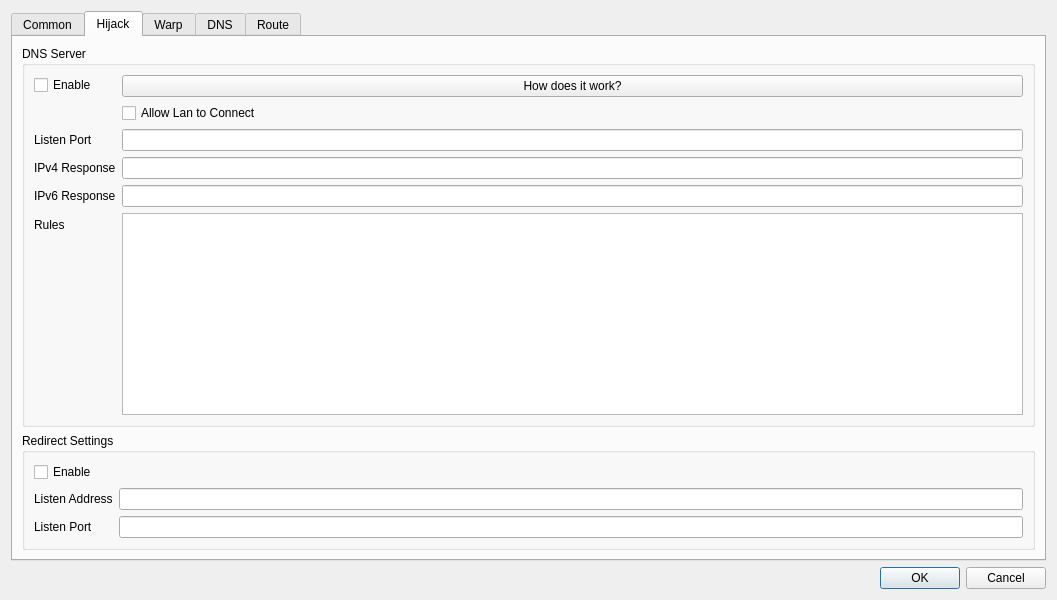
First picture: the form in include/ui/setting/dialog_manage_routes.ui, repository parhelia512/nekoray-win7, before the edit.
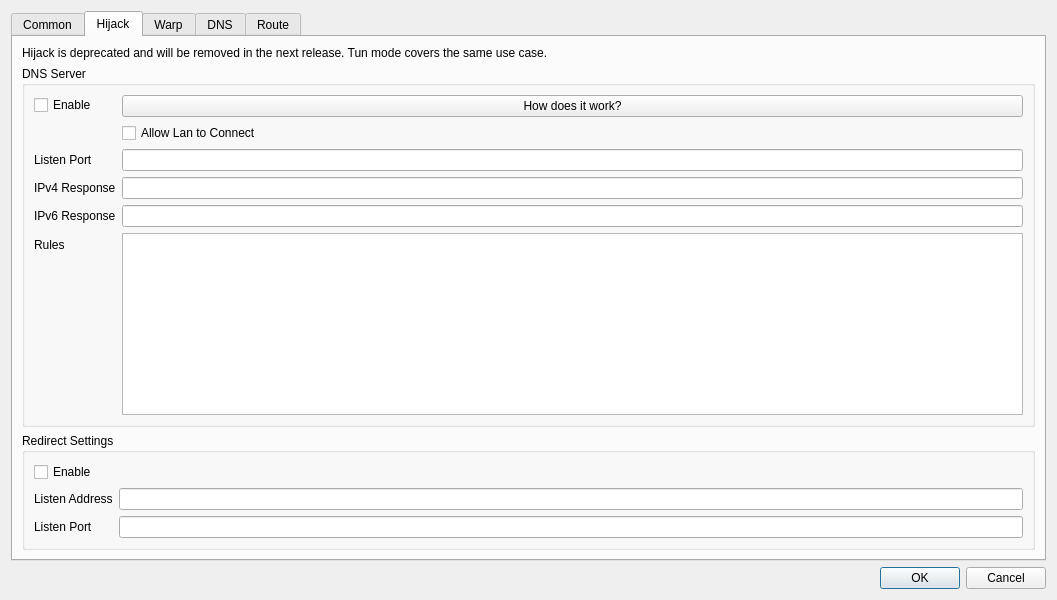
Second picture: the form after the edit. The open tabs and pages were chosen to show the change.

Commit message: deprecate hijack dns feature

```diff
--- a/include/ui/setting/dialog_manage_routes.ui
+++ b/include/ui/setting/dialog_manage_routes.ui
@@ -134,6 +134,19 @@
        <string>Hijack</string>
       </attribute>
       <layout class="QVBoxLayout" name="verticalLayout_7">
+       <item>
+        <widget class="QLabel" name="hijack_deprecated">
+         <property name="colorRole" stdset="0">
+          <string notr="true">danger</string>
+         </property>
+         <property name="text">
+          <string>Hijack is deprecated and will be removed in the next release. Tun mode covers the same use case.</string>
+         </property>
+         <property name="wordWrap">
+          <bool>true</bool>
+         </property>
+        </widget>
+       </item>
        <item>
         <widget class="QGroupBox" name="hijack_box">
          <property name="title">
```
The commit also changes 4 other files.
